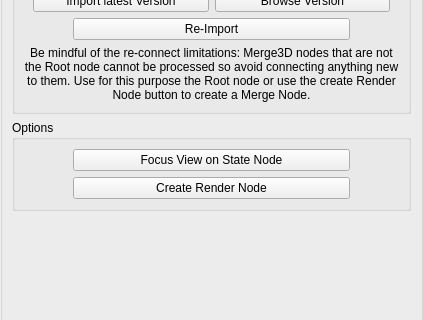
Above: Fusion/Scripts/StateManagerNodes/StateUserInterfaces/fus_Legacy3D_Import.ui from Animatect/Prism2_PluginFusion before the change; both pictures show x 0 to 423 and y 183 to 503 of the 423 by 668 pixel window. Below: the same form after it.
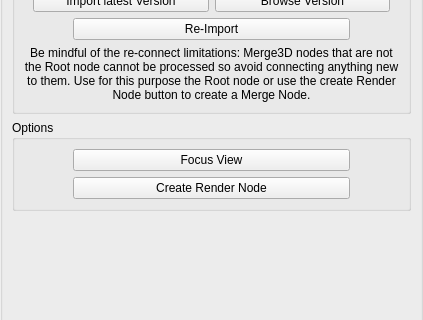
That is the form after the change.

Commit message:
Added Focus View Button to other States and unified Buttons
Added the Focus View button to all the import states.  And unified the button UI for all states.

```diff
--- a/Fusion/Scripts/StateManagerNodes/StateUserInterfaces/fus_Legacy3D_Import.ui
+++ b/Fusion/Scripts/StateManagerNodes/StateUserInterfaces/fus_Legacy3D_Import.ui
@@ -404,7 +404,7 @@
             <item>
              <widget class="QPushButton" name="b_focusView">
               <property name="text">
-               <string>Focus View on State Node</string>
+               <string>Focus View</string>
               </property>
              </widget>
             </item>
```
The commit also changes 12 other files.
